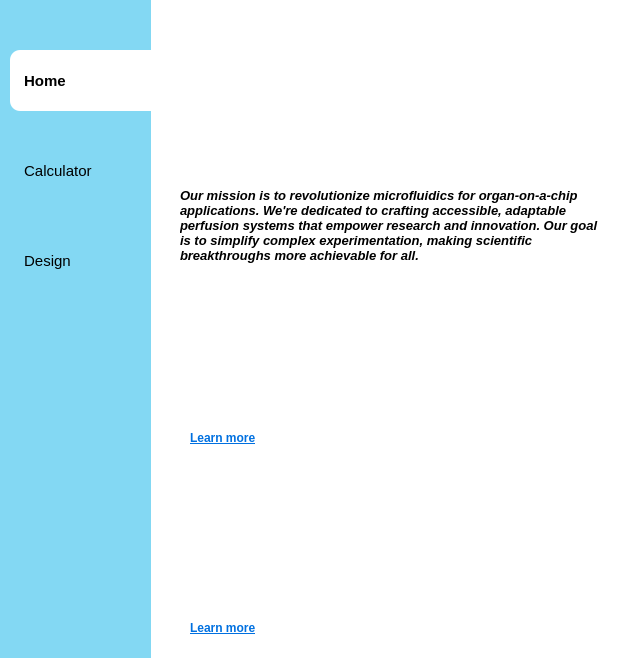
JuanCamiloGS/VivoStreamGUI, file appGUI.ui: the form before one commit.
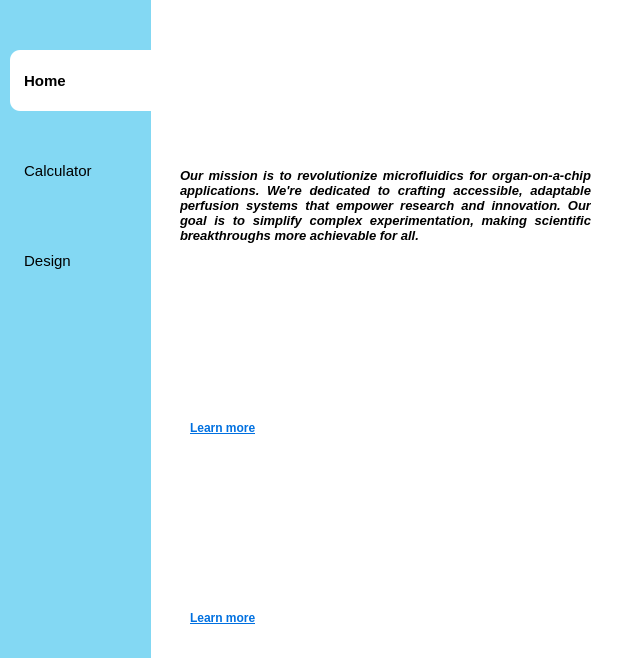
The form after the commit. Icons and pictures are not drawn.

What changed in the file:
```diff
--- a/appGUI.ui
+++ b/appGUI.ui
@@ -187,9 +187,9 @@
       <property name="geometry">
        <rect>
         <x>10</x>
-        <y>30</y>
-        <width>421</width>
-        <height>111</height>
+        <y>20</y>
+        <width>411</width>
+        <height>91</height>
        </rect>
       </property>
       <property name="font">
@@ -202,6 +202,9 @@
       <property name="text">
        <string>Our mission is to revolutionize microfluidics for organ-on-a-chip applications. We're dedicated to crafting accessible, adaptable perfusion systems that empower research and innovation. Our goal is to simplify complex experimentation, making scientific breakthroughs more achievable for all.</string>
       </property>
+      <property name="alignment">
+       <set>Qt::AlignJustify|Qt::AlignVCenter</set>
+      </property>
       <property name="wordWrap">
        <bool>true</bool>
       </property>
@@ -210,7 +213,7 @@
       <property name="geometry">
        <rect>
         <x>20</x>
-        <y>150</y>
+        <y>140</y>
         <width>381</width>
         <height>131</height>
        </rect>
@@ -229,7 +232,7 @@
       <property name="geometry">
        <rect>
         <x>20</x>
-        <y>290</y>
+        <y>280</y>
         <width>71</width>
         <height>16</height>
        </rect>
@@ -251,7 +254,7 @@
       <property name="geometry">
        <rect>
         <x>20</x>
-        <y>330</y>
+        <y>320</y>
         <width>381</width>
         <height>141</height>
        </rect>
@@ -270,7 +273,7 @@
       <property name="geometry">
        <rect>
         <x>20</x>
-        <y>480</y>
+        <y>470</y>
         <width>71</width>
         <height>16</height>
        </rect>
```
Left out of the diff: 20 changed lines with no effect on the pictures.
